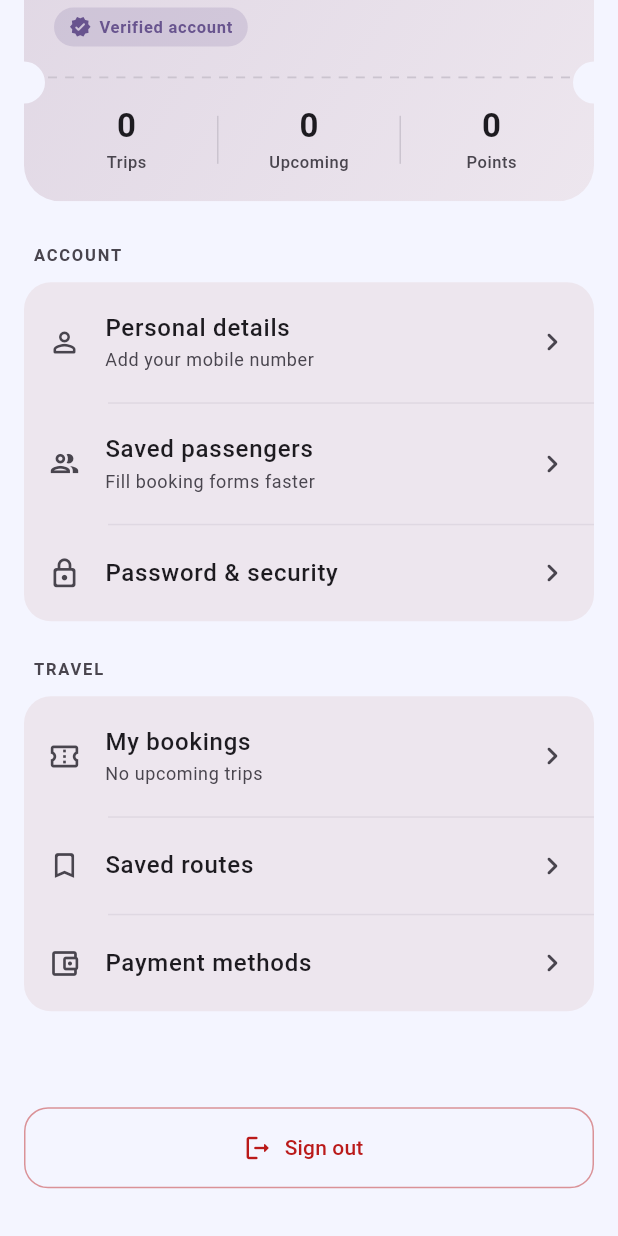
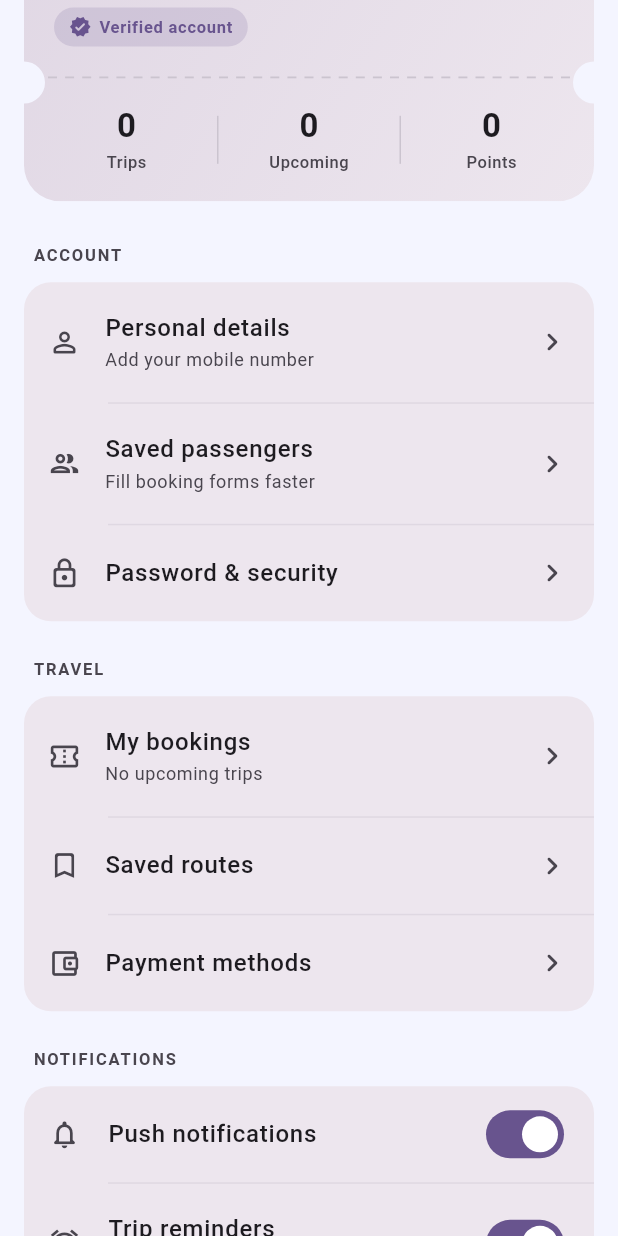
Before and after one commit to DinukaVishal/Bus-Ticket-Booking-System, a Flutter app: the ProfilePage screen opened by its route, scrolled down 165 dp, on a phone screen of 412 x 824 dp. Run offline on Flutter 3.47's test engine with Material 3 defaults, Android fonts, the phone set to English and light mode, and no system bars; our stand-ins replace google_maps_flutter, supabase_flutter; missing offline and left inert: mobile_scanner; accounts and stored records are empty.

Commit message:
add notification pannel in profile page

```diff
--- a/bus-ticket-booking-mobile/lib/pages/profile_page.dart
+++ b/bus-ticket-booking-mobile/lib/pages/profile_page.dart
@@ -34,6 +34,10 @@ class ProfilePage extends StatefulWidget {
 class _ProfilePageState extends State<ProfilePage> {
   late String _name = widget.fullName ?? '';
   late String _phone = widget.phone ?? '';
+
+  bool _pushNotifications = true;
+  bool _tripReminders = true;
+  bool _seatAlerts = false;
 
   bool _busy = false;
 
@@ -172,7 +176,46 @@ class _ProfilePageState extends State<ProfilePage> {
                 ),
               ],
             ),
-            // ↑ methanata
+
+            const SizedBox(height: 24),
+
+            const _SectionLabel('Notifications'),
+            _TileGroup(
+              children: [
+                _SwitchTile(
+                  icon: Icons.notifications_none_rounded,
+                  title: 'Push notifications',
+                  value: _pushNotifications,
+                  onChanged: (value) => setState(() {
+                    _pushNotifications = value;
+                    if (!value) {
+                      _tripReminders = false;
+                      _seatAlerts = false;
+                    }
+                  }),
+                ),
+                _SwitchTile(
+                  icon: Icons.alarm_outlined,
+                  title: 'Trip reminders',
+                  subtitle: 'One hour before departure',
+                  value: _tripReminders,
+                  onChanged: _pushNotifications
+                      ? (value) => setState(() => _tripReminders = value)
+                      : null,
+                ),
+                _SwitchTile(
+                  icon: Icons.event_seat_outlined,
+                  title: 'Seat availability alerts',
+                  subtitle: 'When a full bus frees up',
+                  value: _seatAlerts,
+                  onChanged: _pushNotifications
+                      ? (value) => setState(() => _seatAlerts = value)
+                      : null,
+                ),
+              ],
+            ),
+
+            const SizedBox(height: 32),
 
             const SizedBox(height: 32),
 
@@ -601,3 +644,60 @@ class _SettingTile extends StatelessWidget {
     );
   }
 }
+
+/// A row with a switch instead of a chevron.
+///
+/// Pass `onChanged: null` to disable the row — Flutter greys it out
+/// and blocks taps for us.
+class _SwitchTile extends StatelessWidget {
+  const _SwitchTile({
+    required this.icon,
+    required this.title,
+    required this.value,
+    required this.onChanged,
+    this.subtitle,
+  });
+
+  final IconData icon;
+  final String title;
+  final String? subtitle;
+  final bool value;
+  final ValueChanged<bool>? onChanged;
+
+  @override
+  Widget build(BuildContext context) {
+    final theme = Theme.of(context);
+    final scheme = theme.colorScheme;
+    final enabled = onChanged != null;
+
+    return SwitchListTile.adaptive(
+      value: value,
+      onChanged: onChanged,
+      contentPadding: const EdgeInsets.symmetric(horizontal: 16, vertical: 4),
+      secondary: Icon(
+        icon,
+        size: 22,
+        color: enabled
+            ? scheme.onSurfaceVariant
+            : scheme.onSurfaceVariant.withValues(alpha: 0.4),
+      ),
+      title: Text(
+        title,
+        style: theme.textTheme.bodyLarge?.copyWith(
+          fontWeight: FontWeight.w500,
+          color: enabled ? null : scheme.onSurface.withValues(alpha: 0.4),
+        ),
+      ),
+      subtitle: subtitle == null
+          ? null
+          : Text(
+              subtitle!,
+              style: theme.textTheme.bodySmall?.copyWith(
+                color: scheme.onSurfaceVariant.withValues(
+                  alpha: enabled ? 1.0 : 0.4,
+                ),
+              ),
+            ),
+    );
+  }
+}
```
